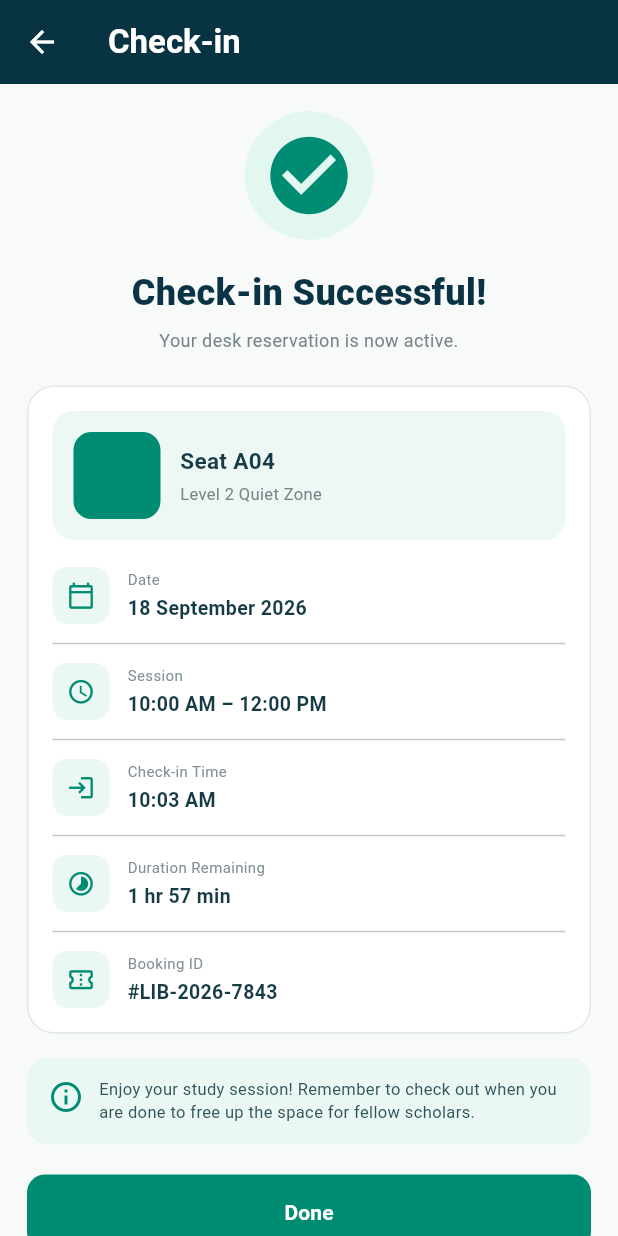
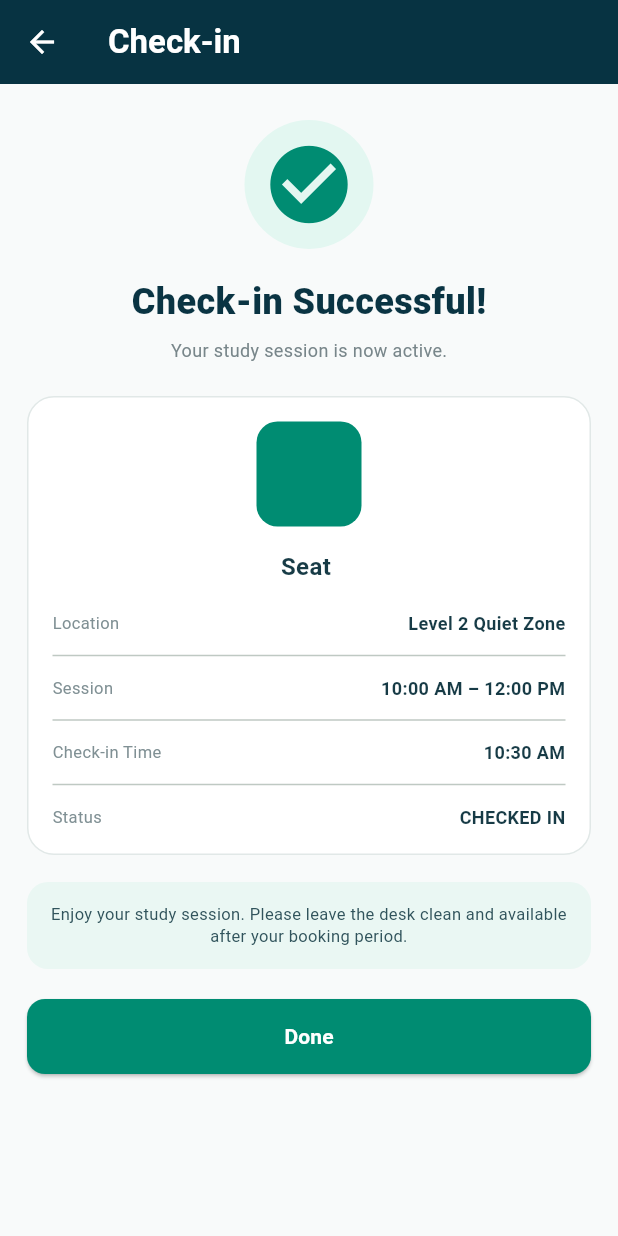
Before and after one commit to theekshana56/Library-Book-and-Seat-Reservation_Application, a Flutter app: the CheckinSuccessScreen screen opened directly with empty values, on a phone screen of 412 x 824 dp. Run offline on Flutter 3.47's test engine with Material 3 defaults, Android fonts, the phone set to English and light mode, and no system bars; our stand-ins replace barcode_widget, google_fonts; missing offline and left inert: mobile_scanner; accounts and stored records are empty; network calls fail.

Commit message:
refactor: improve check-in success screen

```diff
--- a/frontend/lib/seat_booking/screens/checkin_success_screen.dart
+++ b/frontend/lib/seat_booking/screens/checkin_success_screen.dart
@@ -10,20 +10,37 @@ class CheckinSuccessScreen extends StatelessWidget {
 
   @override
   Widget build(BuildContext context) {
+    final checkinTime =
+    TimeOfDay.fromDateTime(
+      DateTime.now(),
+    ).format(context);
+
     return Scaffold(
       backgroundColor: const Color(0xFFF8FAFA),
+
       appBar: AppBar(
         backgroundColor: const Color(0xFF073342),
         foregroundColor: Colors.white,
-        elevation: 0,
         title: const Text(
           'Check-in',
-          style: TextStyle(fontWeight: FontWeight.bold),
+          style: TextStyle(
+            fontWeight: FontWeight.bold,
           ),
         ),
+      ),
+
       body: SafeArea(
         child: SingleChildScrollView(
-          padding: const EdgeInsets.all(18),
+          physics: const BouncingScrollPhysics(
+            parent: AlwaysScrollableScrollPhysics(),
+          ),
+          padding: const EdgeInsets.fromLTRB(
+            18,
+            24,
+            18,
+            30,
+          ),
+
           child: Column(
             children: [
               Container(
@@ -51,11 +68,10 @@ class CheckinSuccessScreen extends StatelessWidget {
                 ),
               ),
 
-              const SizedBox(height: 6),
+              const SizedBox(height: 7),
 
               const Text(
-                'Your desk reservation is now active.',
-                textAlign: TextAlign.center,
+                'Your study session is now active.',
                 style: TextStyle(
                   color: Color(0xFF78868A),
                   fontSize: 12,
@@ -69,62 +85,75 @@ class CheckinSuccessScreen extends StatelessWidget {
                 padding: const EdgeInsets.all(16),
                 decoration: BoxDecoration(
                   color: Colors.white,
-                  borderRadius: BorderRadius.circular(18),
+                  borderRadius:
+                  BorderRadius.circular(18),
                   border: Border.all(
                     color: const Color(0xFFE1E8E7),
                   ),
                 ),
+
                 child: Column(
                   children: [
                     Container(
-                      width: double.infinity,
-                      padding: const EdgeInsets.all(14),
-                      decoration: BoxDecoration(
-                        color: const Color(0xFFEDF8F4),
-                        borderRadius: BorderRadius.circular(14),
-                      ),
-                      child: Row(
-                        children: [
-                          Container(
-                            width: 58,
-                            height: 58,
+                      width: 70,
+                      height: 70,
                       alignment: Alignment.center,
                       decoration: BoxDecoration(
-                              color: const Color(0xFF008C72),
-                              borderRadius: BorderRadius.circular(12),
+                        color:
+                        const Color(0xFF008C72),
+                        borderRadius:
+                        BorderRadius.circular(14),
                       ),
                       child: Text(
                         seatNumber,
                         style: const TextStyle(
                           color: Colors.white,
-                                fontSize: 17,
-                                fontWeight: FontWeight.bold,
+                          fontSize: 20,
+                          fontWeight:
+                          FontWeight.bold,
                         ),
                       ),
                     ),
-                          const SizedBox(width: 13),
-                          const Expanded(
-                            child: Column(
-                              crossAxisAlignment: CrossAxisAlignment.start,
-                              children: [
+
+                    const SizedBox(height: 15),
+
                     Text(
-                                  'Seat A04',
-                                  style: TextStyle(
-                                    color: Color(0xFF173B46),
-                                    fontSize: 15,
-                                    fontWeight: FontWeight.bold,
+                      'Seat $seatNumber',
+                      style: const TextStyle(
+                        color:
+                        Color(0xFF173B46),
+                        fontSize: 16,
+                        fontWeight:
+                        FontWeight.bold,
                       ),
                     ),
-                                SizedBox(height: 4),
-                                Text(
+
+                    const SizedBox(height: 18),
+
+                    _row(
+                      'Location',
                       'Level 2 Quiet Zone',
-                                  style: TextStyle(
-                                    color: Color(0xFF78868A),
-                                    fontSize: 11,
                     ),
+
+                    const Divider(height: 26),
+
+                    _row(
+                      'Session',
+                      '10:00 AM – 12:00 PM',
                     ),
-                              ],
+
+                    const Divider(height: 26),
+
+                    _row(
+                      'Check-in Time',
+                      checkinTime,
                     ),
+
+                    const Divider(height: 26),
+
+                    _row(
+                      'Status',
+                      'CHECKED IN',
                     ),
                   ],
                 ),
@@ -132,75 +161,21 @@ class CheckinSuccessScreen extends StatelessWidget {
 
               const SizedBox(height: 18),
 
-                    _detailRow(
-                      Icons.calendar_today_outlined,
-                      'Date',
-                      '18 September 2026',
-                    ),
-
-                    const Divider(height: 26),
-
-                    _detailRow(
-                      Icons.access_time,
-                      'Session',
-                      '10:00 AM – 12:00 PM',
-                    ),
-
-                    const Divider(height: 26),
-
-                    _detailRow(
-                      Icons.login,
-                      'Check-in Time',
-                      '10:03 AM',
-                    ),
-
-                    const Divider(height: 26),
-
-                    _detailRow(
-                      Icons.timelapse,
-                      'Duration Remaining',
-                      '1 hr 57 min',
-                    ),
-
-                    const Divider(height: 26),
-
-                    _detailRow(
-                      Icons.confirmation_number_outlined,
-                      'Booking ID',
-                      '#LIB-2026-7843',
-                    ),
-                  ],
-                ),
-              ),
-
-              const SizedBox(height: 16),
-
               Container(
-                width: double.infinity,
                 padding: const EdgeInsets.all(14),
                 decoration: BoxDecoration(
                   color: const Color(0xFFEAF7F3),
-                  borderRadius: BorderRadius.circular(14),
+                  borderRadius:
+                  BorderRadius.circular(14),
                 ),
-                child: const Row(
-                  crossAxisAlignment: CrossAxisAlignment.start,
-                  children: [
-                    Icon(
-                      Icons.info_outline,
-                      color: Color(0xFF008C72),
-                    ),
-                    SizedBox(width: 10),
-                    Expanded(
-                      child: Text(
-                        'Enjoy your study session! Remember to check out when you are done to free up the space for fellow scholars.',
+                child: const Text(
+                  'Enjoy your study session. Please leave the desk clean and available after your booking period.',
+                  textAlign: TextAlign.center,
                   style: TextStyle(
                     color: Color(0xFF31545C),
                     fontSize: 11,
                     height: 1.4,
                   ),
-                      ),
-                    ),
-                  ],
                 ),
               ),
 
@@ -211,27 +186,34 @@ class CheckinSuccessScreen extends StatelessWidget {
                 height: 50,
                 child: ElevatedButton(
                   style: ElevatedButton.styleFrom(
-                    backgroundColor: const Color(0xFF008C72),
-                    foregroundColor: Colors.white,
-                    elevation: 0,
+                    backgroundColor:
+                    const Color(0xFF008C72),
+                    foregroundColor:
+                    Colors.white,
                     shape: RoundedRectangleBorder(
-                      borderRadius: BorderRadius.circular(12),
+                      borderRadius:
+                      BorderRadius.circular(12),
                     ),
                   ),
+
                   onPressed: () {
                     Navigator.popUntil(
                       context,
                           (route) => route.isFirst,
                     );
                   },
+
                   child: const Text(
                     'Done',
                     style: TextStyle(
-                      fontWeight: FontWeight.bold,
+                      fontWeight:
+                      FontWeight.bold,
                     ),
                   ),
                 ),
               ),
+
+              const SizedBox(height: 20),
             ],
           ),
         ),
@@ -239,48 +221,30 @@ class CheckinSuccessScreen extends StatelessWidget {
     );
   }
 
-  Widget _detailRow(
-      IconData icon,
-      String label,
+  Widget _row(
+      String title,
       String value,
       ) {
     return Row(
+      mainAxisAlignment:
+      MainAxisAlignment.spaceBetween,
       children: [
-        Container(
-          width: 38,
-          height: 38,
-          decoration: BoxDecoration(
-            color: const Color(0xFFEAF7F3),
-            borderRadius: BorderRadius.circular(10),
-          ),
-          child: Icon(
-            icon,
-            color: const Color(0xFF008C72),
-            size: 19,
+        Text(
+          title,
+          style: const TextStyle(
+            color: Color(0xFF809094),
+            fontSize: 11,
           ),
         ),
-        const SizedBox(width: 12),
-        Expanded(
-          child: Column(
-            crossAxisAlignment: CrossAxisAlignment.start,
-            children: [
-              Text(
-                label,
-                style: const TextStyle(
-                  color: Color(0xFF809094),
-                  fontSize: 10,
-                ),
-              ),
-              const SizedBox(height: 3),
-              Text(
+        Flexible(
+          child: Text(
             value,
+            textAlign: TextAlign.right,
             style: const TextStyle(
               color: Color(0xFF173B46),
-                  fontSize: 13,
+              fontSize: 12,
               fontWeight: FontWeight.w600,
             ),
-              ),
-            ],
           ),
         ),
       ],
```
Lines whose indentation alone changed are shown as unchanged.
